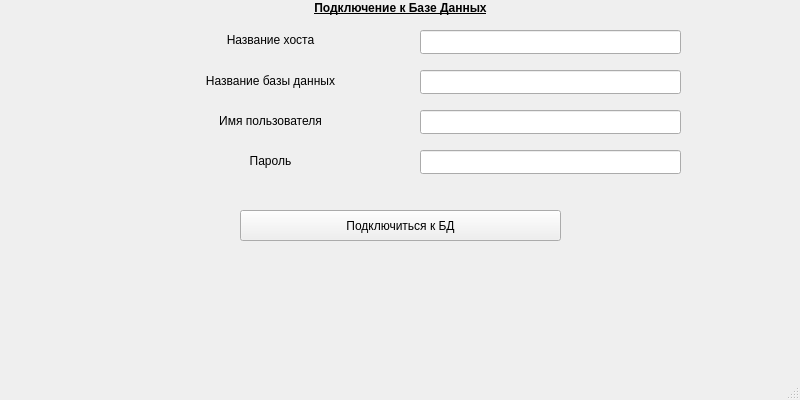
AndrewTer/Training-Tasks-CPP, file Simple_DataBase_Client_Using_Qt/mainwindow.ui: the form before one commit.
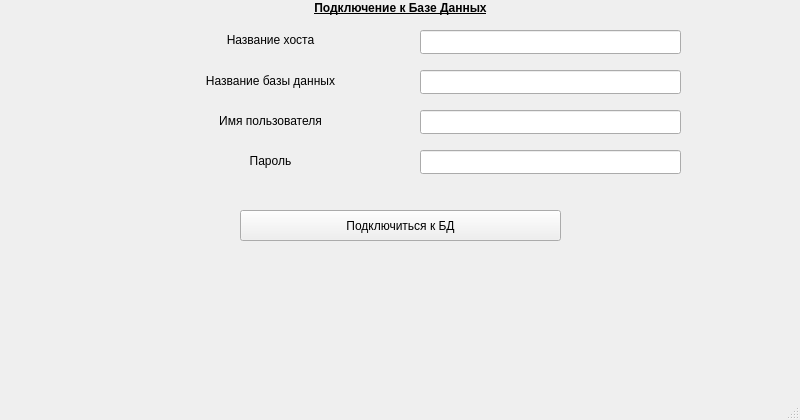
The form after the commit.

The edit to the form file:
```diff
--- a/Simple_DataBase_Client_Using_Qt/mainwindow.ui
+++ b/Simple_DataBase_Client_Using_Qt/mainwindow.ui
@@ -7,19 +7,13 @@
     <x>0</x>
     <y>0</y>
     <width>800</width>
-    <height>400</height>
+    <height>420</height>
    </rect>
   </property>
-  <property name="minimumSize">
-   <size>
-    <width>800</width>
-    <height>400</height>
-   </size>
-  </property>
   <property name="maximumSize">
    <size>
     <width>800</width>
-    <height>400</height>
+    <height>420</height>
    </size>
   </property>
   <property name="sizeIncrement">
@@ -38,7 +32,10 @@
    <string>Simple DataBase Client</string>
   </property>
   <property name="autoFillBackground">
-   <bool>false</bool>
+   <bool>true</bool>
+  </property>
+  <property name="styleSheet">
+   <string notr="true"/>
   </property>
   <widget class="QWidget" name="centralwidget">
    <widget class="QLabel" name="label_db_connect">
```
Left out of the diff: 145 changed lines with no effect on the pictures.
